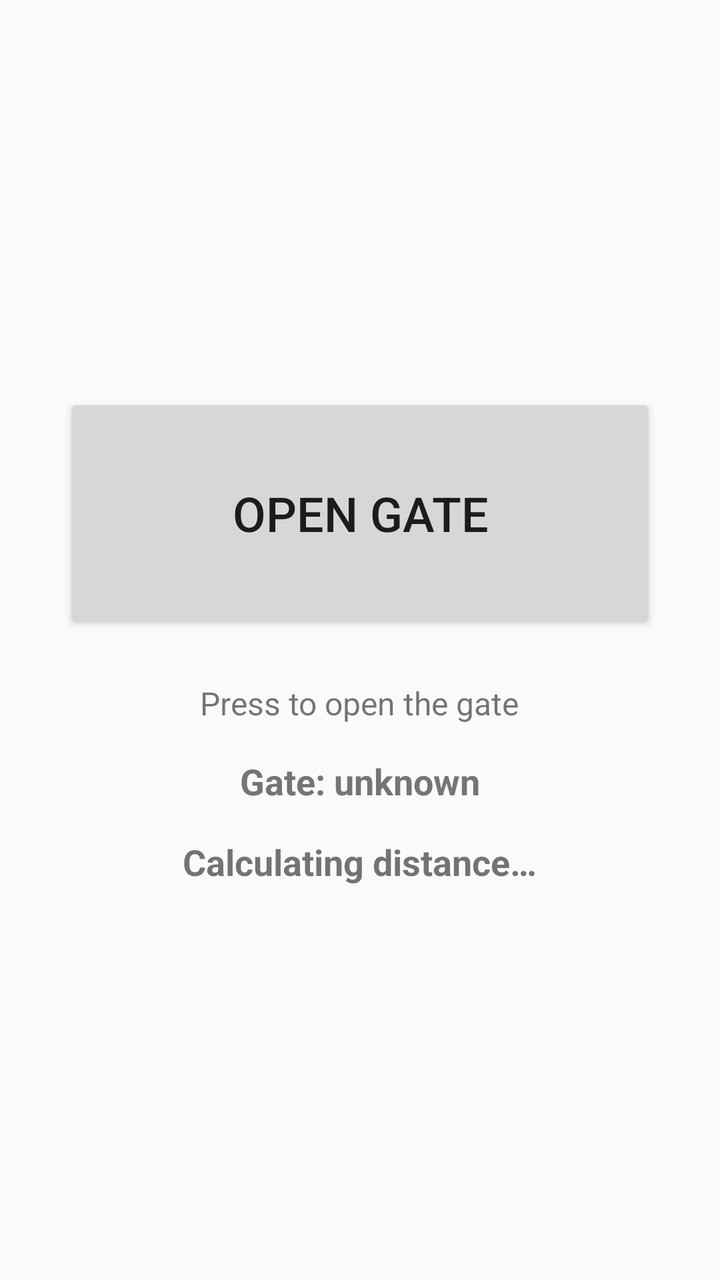
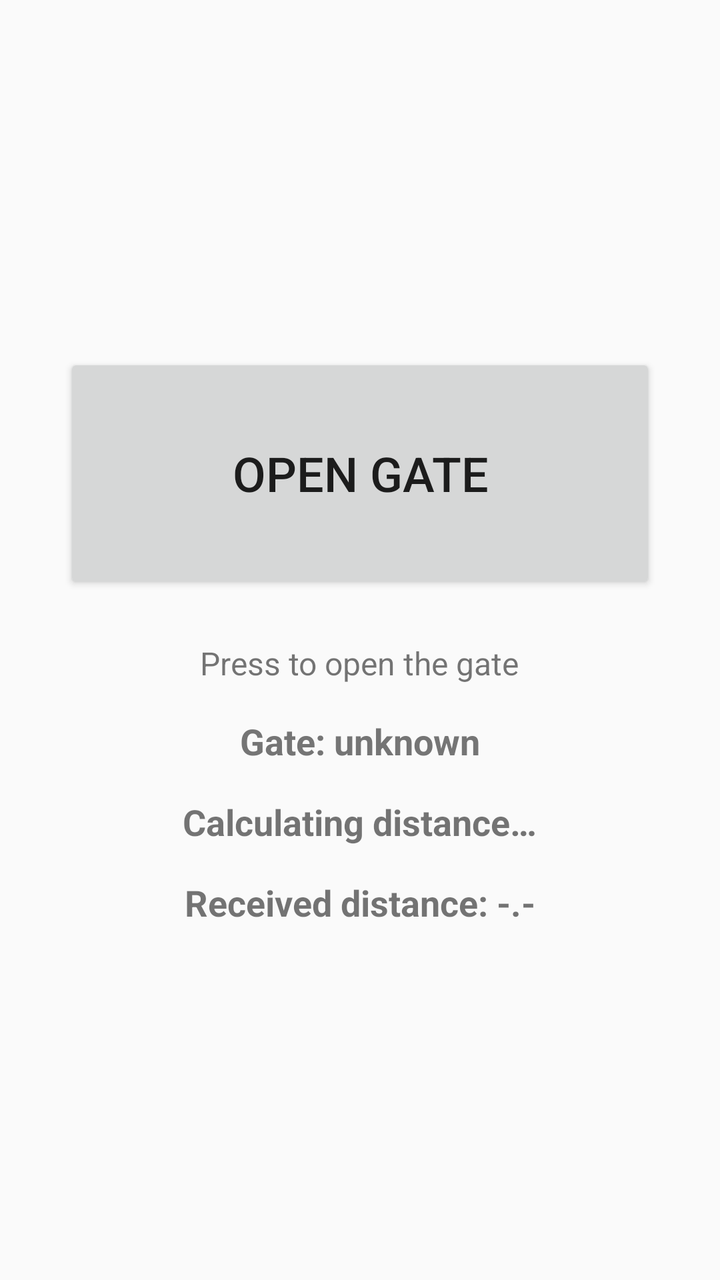

The first picture is an Android layout as it rendered before a commit; the second is the same layout after the commit. The layout source and the unified diff follow.
<!-- AndroidManifest.xml: application theme android:Theme.Material.Light -->
<!-- res/layout/activity_main.xml -->
<?xml version="1.0" encoding="utf-8"?>
<LinearLayout xmlns:android="http://schemas.android.com/apk/res/android"
    android:layout_width="match_parent"
    android:layout_height="match_parent"
    android:gravity="center"
    android:orientation="vertical"
    android:padding="32dp">

    <Button
        android:id="@+id/openButton"
        android:layout_width="match_parent"
        android:layout_height="120dp"
        android:text="@string/open_gate"
        android:textSize="24sp" />

    <TextView
        android:id="@+id/statusText"
        android:layout_width="wrap_content"
        android:layout_height="wrap_content"
        android:layout_marginTop="24dp"
        android:text="@string/press_to_open"
        android:textSize="16sp" />

    <TextView
        android:id="@+id/gateStateText"
        android:layout_width="wrap_content"
        android:layout_height="wrap_content"
        android:layout_marginTop="16dp"
        android:text="@string/gate_state_unknown"
        android:textColor="@color/gate_state_unknown"
        android:textSize="18sp"
        android:textStyle="bold" />

    <TextView
        android:id="@+id/countdownText"
        android:layout_width="wrap_content"
        android:layout_height="wrap_content"
        android:layout_marginTop="16dp"
        android:textColor="#1976D2"
        android:textSize="18sp"
        android:textStyle="bold"
        android:visibility="gone" />

    <TextView
        android:id="@+id/distanceText"
        android:layout_width="wrap_content"
        android:layout_height="wrap_content"
        android:layout_marginTop="16dp"
        android:text="@string/distance_calculating"
        android:textSize="18sp"
        android:textStyle="bold" />

</LinearLayout>
<!-- resources referenced by this layout -->
<resources>
  <color name="gate_state_unknown">#757575</color>
  <string name="distance_calculating">Calculating distance…</string>
  <string name="gate_state_unknown">Gate: unknown</string>
  <string name="open_gate">Open gate</string>
  <string name="press_to_open">Press to open the gate</string>
</resources>

<!-- the commit's change to res/layout/activity_main.xml (unified diff, before → after) -->
@@ -50,4 +50,13 @@
         android:textSize="18sp"
         android:textStyle="bold" />
 
+    <TextView
+        android:id="@+id/distanceReceivedText"
+        android:layout_width="wrap_content"
+        android:layout_height="wrap_content"
+        android:layout_marginTop="16dp"
+        android:text="@string/distance_received_placeholder"
+        android:textSize="18sp"
+        android:textStyle="bold" />
+
 </LinearLayout>
<!-- resource entries referenced after the edit -->
@@ -2,6 +2,7 @@
 <resources>
   <color name="gate_state_unknown">#757575</color>
   <string name="distance_calculating">Calculating distance…</string>
+  <string name="distance_received_placeholder">Received distance: -.-</string>
   <string name="gate_state_unknown">Gate: unknown</string>
   <string name="open_gate">Open gate</string>
   <string name="press_to_open">Press to open the gate</string>
